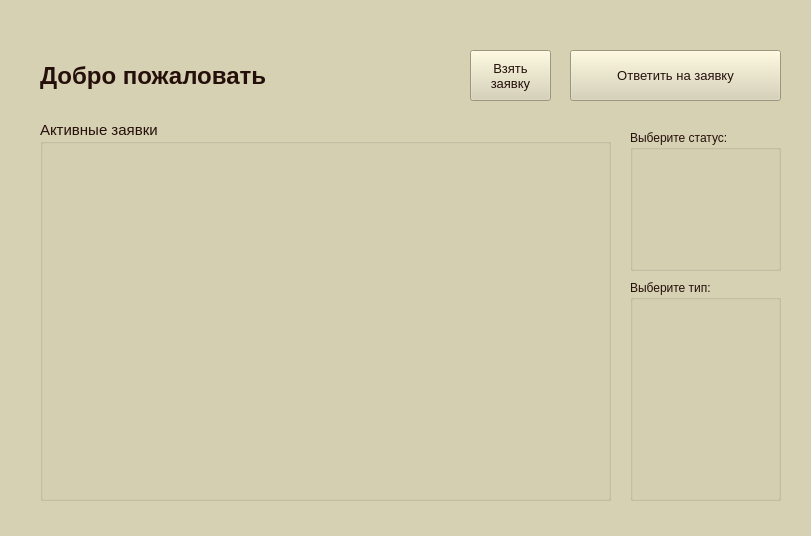
Qt form app/ui_from/employees_graf.ui (butdiaal/tech_sub) before a commit.
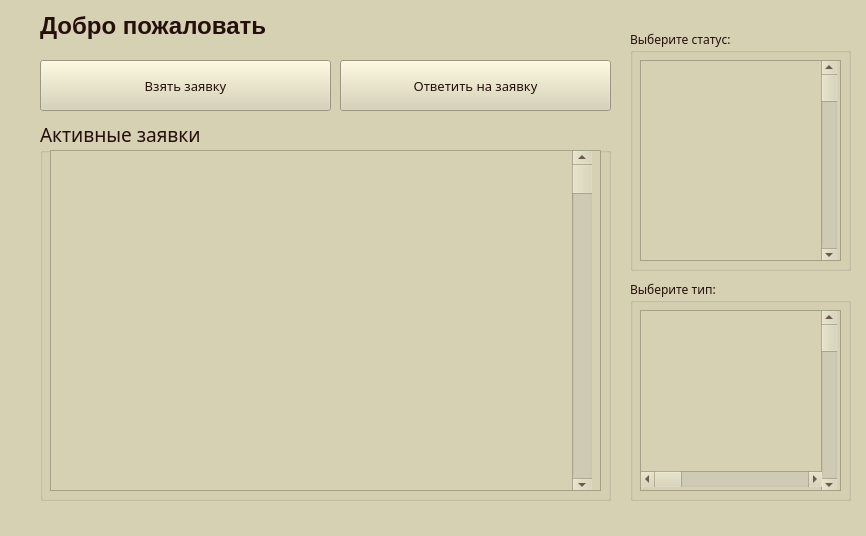
The same form after that commit.

Commit message: окно имплоии мэйн

What changed in the file:
```diff
--- a/app/ui_from/employees_graf.ui
+++ b/app/ui_from/employees_graf.ui
@@ -6,7 +6,7 @@
    <rect>
     <x>0</x>
     <y>0</y>
-    <width>811</width>
+    <width>866</width>
     <height>536</height>
    </rect>
   </property>
@@ -524,6 +524,11 @@
     </disabled>
    </palette>
   </property>
+  <property name="font">
+   <font>
+    <family>XO Tahion</family>
+   </font>
+  </property>
   <property name="windowTitle">
    <string>Form</string>
   </property>
@@ -538,20 +543,57 @@
    </property>
    <property name="font">
     <font>
-     <pointsize>11</pointsize>
+     <family>XO Tahion</family>
+     <pointsize>14</pointsize>
     </font>
    </property>
    <property name="title">
     <string>Активные заявки</string>
    </property>
+   <widget class="QScrollArea" name="scrollArea_status">
+    <property name="geometry">
+     <rect>
+      <x>10</x>
+      <y>30</y>
+      <width>551</width>
+      <height>341</height>
+     </rect>
+    </property>
+    <property name="widgetResizable">
+     <bool>true</bool>
+    </property>
+    <widget class="QWidget" name="scrollAreaWidgetContents_4">
+     <property name="geometry">
+      <rect>
+       <x>0</x>
+       <y>0</y>
+       <width>549</width>
+       <height>339</height>
+      </rect>
+     </property>
+     <widget class="QScrollBar" name="verticalScrollBar_tickets">
+      <property name="geometry">
+       <rect>
+        <x>521</x>
+        <y>0</y>
+        <width>20</width>
+        <height>341</height>
+       </rect>
+      </property>
+      <property name="orientation">
+       <enum>Qt::Vertical</enum>
+      </property>
+     </widget>
+    </widget>
+   </widget>
   </widget>
   <widget class="QLabel" name="hello_label">
    <property name="geometry">
     <rect>
      <x>40</x>
-     <y>40</y>
+     <y>10</y>
      <width>241</width>
-     <height>71</height>
+     <height>31</height>
     </rect>
    </property>
    <property name="font">
@@ -568,14 +610,15 @@
   <widget class="QPushButton" name="answer_bt">
    <property name="geometry">
     <rect>
-     <x>570</x>
-     <y>50</y>
-     <width>211</width>
+     <x>340</x>
+     <y>60</y>
+     <width>271</width>
      <height>51</height>
     </rect>
    </property>
    <property name="font">
     <font>
+     <family>XO Tahion</family>
      <pointsize>10</pointsize>
     </font>
    </property>
@@ -586,33 +629,20 @@
   <widget class="QPushButton" name="take_ticket_bt">
    <property name="geometry">
     <rect>
-     <x>470</x>
-     <y>50</y>
-     <width>81</width>
+     <x>40</x>
+     <y>60</y>
+     <width>291</width>
      <height>51</height>
     </rect>
    </property>
    <property name="font">
     <font>
+     <family>XO Tahion</family>
      <pointsize>10</pointsize>
     </font>
    </property>
    <property name="text">
-    <string>Взять 
-заявку</string>
-   </property>
-  </widget>
-  <widget class="QGroupBox" name="groupBox_status">
-   <property name="geometry">
-    <rect>
-     <x>630</x>
-     <y>130</y>
-     <width>151</width>
-     <height>141</height>
-    </rect>
-   </property>
-   <property name="title">
-    <string>Выберите статус:</string>
+    <string>Взять заявку</string>
    </property>
   </widget>
   <widget class="QGroupBox" name="groupBox_types">
@@ -620,19 +650,68 @@
     <rect>
      <x>630</x>
      <y>280</y>
-     <width>151</width>
+     <width>221</width>
      <height>221</height>
     </rect>
    </property>
    <property name="title">
     <string>Выберите тип:</string>
    </property>
+   <widget class="QScrollArea" name="scrollArea_types">
+    <property name="geometry">
+     <rect>
+      <x>10</x>
+      <y>30</y>
+      <width>201</width>
+      <height>181</height>
+     </rect>
+    </property>
+    <property name="widgetResizable">
+     <bool>true</bool>
+    </property>
+    <widget class="QWidget" name="scrollAreaWidgetContents_6">
+     <property name="geometry">
+      <rect>
+       <x>0</x>
+       <y>0</y>
+       <width>199</width>
+       <height>179</height>
+      </rect>
+     </property>
+     <widget class="QScrollBar" name="verticalScrollBar_types">
+      <property name="geometry">
+       <rect>
+        <x>180</x>
+        <y>0</y>
+        <width>16</width>
+        <height>181</height>
+       </rect>
+      </property>
+      <property name="orientation">
+       <enum>Qt::Vertical</enum>
+      </property>
+     </widget>
+     <widget class="QScrollBar" name="horizontalScrollBar_types">
+      <property name="geometry">
+       <rect>
+        <x>0</x>
+        <y>160</y>
+        <width>181</width>
+        <height>16</height>
+       </rect>
+      </property>
+      <property name="orientation">
+       <enum>Qt::Horizontal</enum>
+      </property>
+     </widget>
+    </widget>
+   </widget>
   </widget>
   <widget class="QLabel" name="shown_login_lb">
    <property name="geometry">
     <rect>
      <x>300</x>
-     <y>60</y>
+     <y>10</y>
      <width>131</width>
      <height>31</height>
     </rect>
@@ -648,6 +727,55 @@
     <string/>
    </property>
   </widget>
+  <widget class="QGroupBox" name="groupBox_status">
+   <property name="geometry">
+    <rect>
+     <x>630</x>
+     <y>30</y>
+     <width>221</width>
+     <height>241</height>
+    </rect>
+   </property>
+   <property name="title">
+    <string>Выберите статус:</string>
+   </property>
+   <widget class="QScrollArea" name="scrollArea">
+    <property name="geometry">
+     <rect>
+      <x>10</x>
+      <y>30</y>
+      <width>201</width>
+      <height>201</height>
+     </rect>
+    </property>
+    <property name="widgetResizable">
+     <bool>true</bool>
+    </property>
+    <widget class="QWidget" name="scrollAreaWidgetContents_5">
+     <property name="geometry">
+      <rect>
+       <x>0</x>
+       <y>0</y>
+       <width>199</width>
+       <height>199</height>
+      </rect>
+     </property>
+     <widget class="QScrollBar" name="verticalScrollBar_status">
+      <property name="geometry">
+       <rect>
+        <x>180</x>
+        <y>0</y>
+        <width>16</width>
+        <height>201</height>
+       </rect>
+      </property>
+      <property name="orientation">
+       <enum>Qt::Vertical</enum>
+      </property>
+     </widget>
+    </widget>
+   </widget>
+  </widget>
  </widget>
  <resources/>
  <connections/>
```
Left out of the diff: 4 changed lines with no effect on the pictures. The commit also changes 1 other file.
